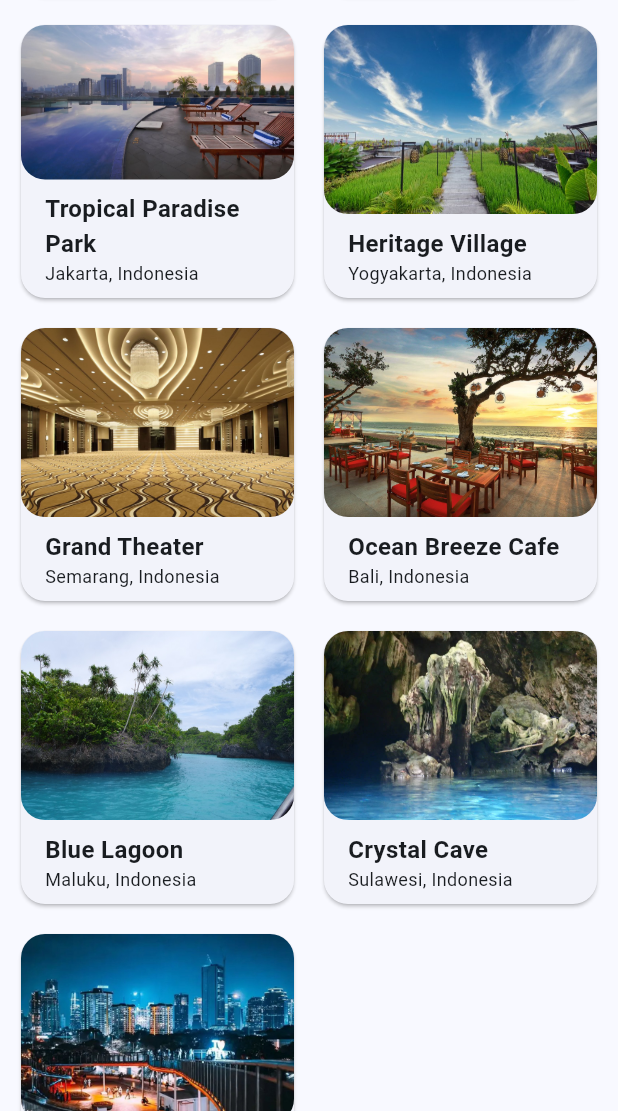
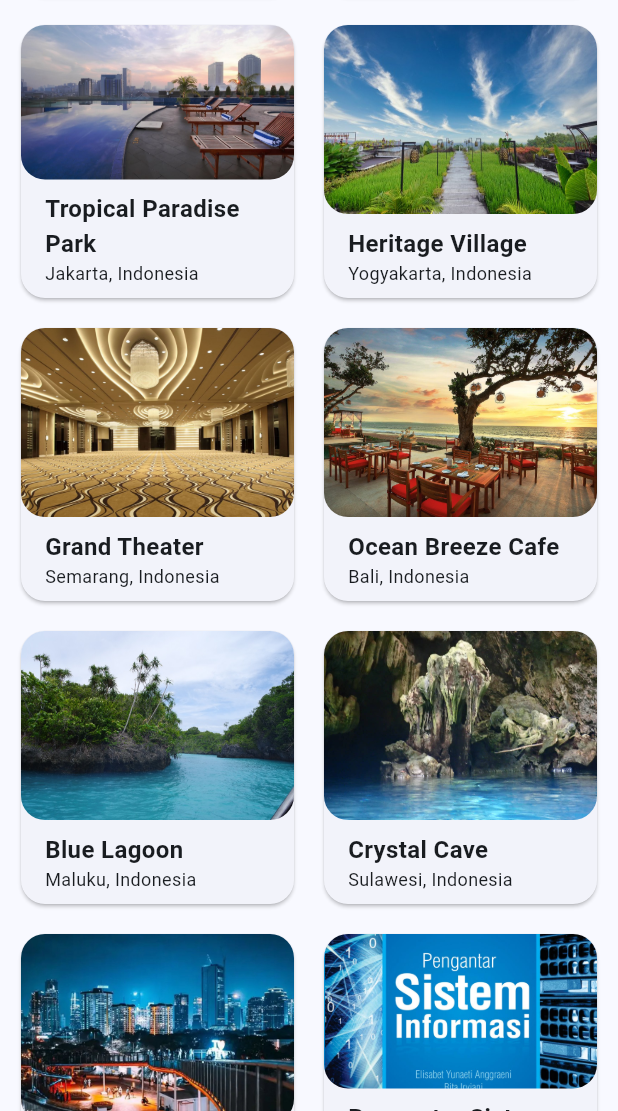
Before and after one commit to Elmerzeiq/UAS_PAB_1, a Flutter app: the HomeScreen screen opened by its route, scrolled down 576 dp, on a phone screen of 412 x 824 dp, the part 125-1236 px from its top. Run offline on Flutter 3.47's test engine with Material 3 defaults, Android fonts, the phone set to English and light mode, and no system bars; our stand-ins replace shared_preferences; accounts and stored records are empty.

Commit message:
tambah gambar

```diff
--- a/book_nest/lib/data/home_data.dart
+++ b/book_nest/lib/data/home_data.dart
@@ -196,4 +196,19 @@ var homeList = [
       'https://images.pexels.com/photos/210620/pexels-photo-210620.jpeg',
     ],
   ),
+  Home(
+    name: 'Pengantar Sistem Informasi',
+    location: 'Jakarta, Indonesia',
+    description:
+        'Buku ini sangat diperlukan sebagai referensi bagi mahasiswa dan dosen mengenai materi mata kuliah Pengenalan Sistem Informasi, dan diharapkan dapat membantu proses belajar mengajar di STMIK Pringsewu. Buku ini dapat terbit berkat bantuan dan dukungan dari berbagai pihak khususnya perguruan tinggi STMIK Pringsewu. Oleh karena itu, penulis mengucapkan terima kasih yang tak terhingga kepada keluarga, seluruh civitas STMIK Pringsewu yang telah memberikan dukungan penuh kepada penulis.',
+    built: '2000',
+    type: 'Museum',
+    imageAsset: 'images/pengantarSI.jpg',
+    imageUrls: [
+      'https://images.pexels.com/photos/417173/pexels-photo-417173.jpeg',
+      'https://images.pexels.com/photos/417174/pexels-photo-417174.jpeg',
+      'https://images.pexels.com/photos/417175/pexels-photo-417175.jpeg',
+      'https://images.pexels.com/photos/417176/pexels-photo-417176.jpeg',
+    ],
+  ),
 ];
```
Also changed, not shown: book_nest/images/pengantarSI.jpg (added).
